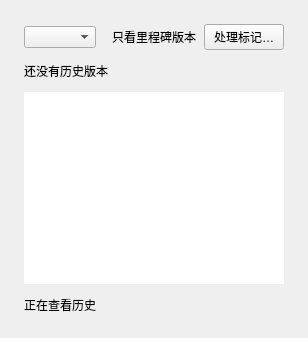
Zao-chen/ZcVersionBox, file windows/mainwindow_child/homepage/pages/homepage_page_backup.ui: the form before one commit.
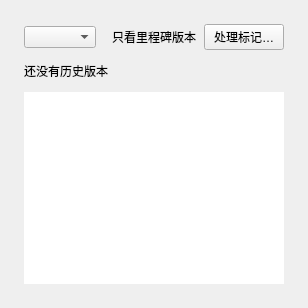
The form after the commit.

Commit message: refactor: 收尾方案详情页布局与历史筛选入口

The edit to the form file:
```diff
--- a/windows/mainwindow_child/homepage/pages/homepage_page_backup.ui
+++ b/windows/mainwindow_child/homepage/pages/homepage_page_backup.ui
@@ -2,7 +2,7 @@
 <ui version="4.0">
  <class>HomePageBackupPage</class>
  <widget class="QWidget" name="HomePageBackupPage">
-  <layout class="QVBoxLayout" name="pageLayout" stretch="0,0,1,0">
+  <layout class="QVBoxLayout" name="pageLayout" stretch="0,0,1">
    <property name="leftMargin">
     <number>24</number>
    </property>
@@ -60,13 +60,6 @@
      </property>
     </widget>
    </item>
-   <item>
-    <widget class="QLabel" name="viewingBranchLabel">
-     <property name="text"><string>正在查看历史</string></property>
-     <property name="textFormat"><enum>Qt::PlainText</enum></property>
-     <property name="wordWrap"><bool>true</bool></property>
-    </widget>
-   </item>
   </layout>
  </widget>
  <customwidgets>
```
Left out of the diff: 6 changed lines with no effect on the pictures. Lines whose indentation alone changed are shown as unchanged. The commit also changes 3 other files.
